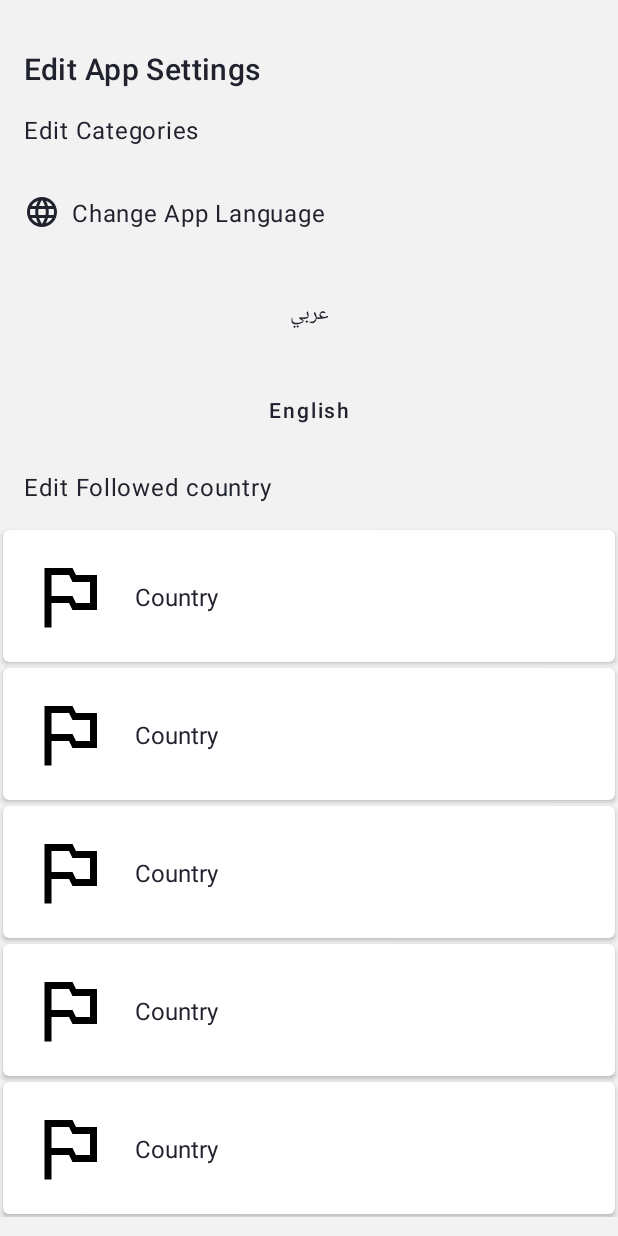
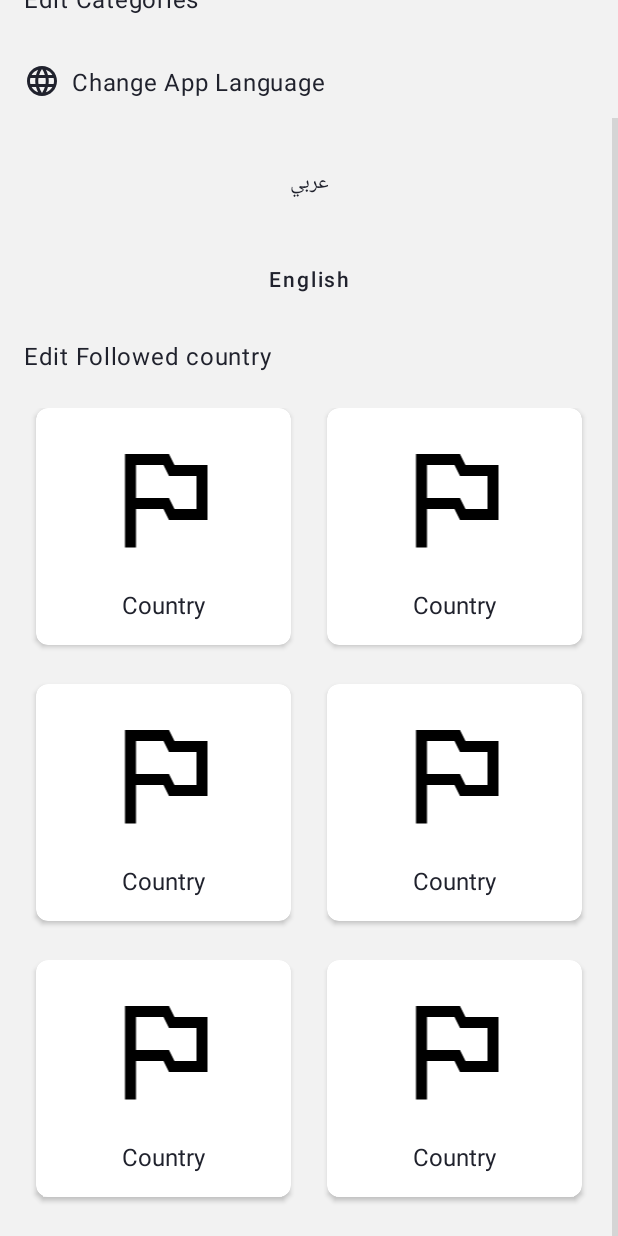
Before and after one commit to i-magdy/News-App, an Android app: the layout screen_settings.xml on its own in the app's theme, with its tools: preview values and no code run, on a phone screen of 412 x 824 dp. Run offline under Robolectric (Android 15) with nearby library versions, the phone set to English and light mode, and no system bars.

Commit message:
Improve countries list ui

```diff
--- a/app/build.gradle
+++ b/app/build.gradle
@@ -14,8 +14,8 @@ android {
         applicationId "com.devwarex.news"
         minSdk 23
         targetSdk 33
-        versionCode 1
-        versionName "1.0"
+        versionCode 2
+        versionName "1.0.1"
         resConfigs "en","ar"
 
         testInstrumentationRunner "androidx.test.runner.AndroidJUnitRunner"
--- a/app/src/main/java/com/devwarex/news/adapters/CountriesAdapter.kt
+++ b/app/src/main/java/com/devwarex/news/adapters/CountriesAdapter.kt
@@ -32,6 +32,7 @@ class CountriesAdapter(
             view.setOnClickListener(this)
         }
 
+        @SuppressLint("ResourceAsColor")
         fun onBind(country: Country){
             glide.load(country.flagUrl).into(image)
             val lang = if (Build.VERSION.SDK_INT >= Build.VERSION_CODES.N) {
@@ -45,7 +46,7 @@ class CountriesAdapter(
                 title.text = country.name_en
             }
             if (country.code == selectedCode){
-                card.strokeWidth = 2
+                card.strokeWidth = 3
             }else{
                 card.strokeWidth = 0
             }
--- a/app/src/main/java/com/devwarex/news/ui/home/settings/SettingsScreen.kt
+++ b/app/src/main/java/com/devwarex/news/ui/home/settings/SettingsScreen.kt
@@ -9,7 +9,7 @@ import androidx.fragment.app.viewModels
 import androidx.lifecycle.Lifecycle
 import androidx.lifecycle.lifecycleScope
 import androidx.lifecycle.repeatOnLifecycle
-import androidx.recyclerview.widget.LinearLayoutManager
+import androidx.recyclerview.widget.GridLayoutManager
 import androidx.recyclerview.widget.RecyclerView
 import com.devwarex.news.R
 import com.devwarex.news.adapters.CountriesAdapter
@@ -42,7 +42,7 @@ class SettingsScreen : Fragment(
         })
         view.findViewById<RecyclerView>(R.id.countries_rv).apply {
             this.adapter = adapter
-            layoutManager = LinearLayoutManager(context)
+            layoutManager = GridLayoutManager(context,2)
         }
         val arabicButton = view.findViewById<MaterialButton>(R.id.arabic_button)
         val englishButton = view.findViewById<MaterialButton>(R.id.english_button)
--- a/app/src/main/res/layout/country_list_item.xml
+++ b/app/src/main/res/layout/country_list_item.xml
@@ -6,9 +6,12 @@
     xmlns:tools="http://schemas.android.com/tools"
     android:backgroundTint="?attr/colorSurface"
     app:strokeWidth="0dp"
+    app:cardCornerRadius="8dp"
+    android:layout_marginStart="12dp"
+    android:layout_marginEnd="12dp"
+    android:layout_marginBottom="26dp"
     android:id="@+id/country_list_item_card"
     app:strokeColor="?attr/colorSecondary"
-    android:layout_margin="2dp"
     app:cardElevation="2dp">
     <androidx.constraintlayout.widget.ConstraintLayout
         android:layout_width="match_parent"
@@ -16,26 +19,28 @@
 
         <ImageView
             android:id="@+id/country_flag_iv"
-            android:layout_width="56dp"
-            android:layout_height="56dp"
+            android:layout_width="0dp"
+            android:layout_height="88dp"
             android:layout_margin="16dp"
             android:src="@drawable/ic_flag"
+            app:layout_constraintVertical_bias="0"
             app:layout_constraintBottom_toBottomOf="parent"
+            app:layout_constraintEnd_toEndOf="parent"
             app:layout_constraintStart_toStartOf="parent"
             app:layout_constraintTop_toTopOf="parent" />
 
         <TextView
             android:id="@+id/country_name_list_item"
             android:layout_width="0dp"
+            android:layout_height="wrap_content"
             android:layout_margin="16dp"
-            android:textAlignment="viewStart"
+            android:textAlignment="center"
             android:textAppearance="?attr/textAppearanceListItem"
-            android:layout_height="wrap_content"
-            tools:text="Country"
-            app:layout_constraintBottom_toBottomOf="@+id/country_flag_iv"
-            app:layout_constraintEnd_toEndOf="parent"
-            app:layout_constraintStart_toEndOf="@+id/country_flag_iv"
-            app:layout_constraintTop_toTopOf="@+id/country_flag_iv" />
+            app:layout_constraintBottom_toBottomOf="parent"
+            app:layout_constraintEnd_toEndOf="@+id/country_flag_iv"
+            app:layout_constraintStart_toStartOf="@+id/country_flag_iv"
+            app:layout_constraintTop_toBottomOf="@+id/country_flag_iv"
+            tools:text="Country" />
 
     </androidx.constraintlayout.widget.ConstraintLayout>
 </com.google.android.material.card.MaterialCardView>
--- a/app/src/main/res/layout/screen_settings.xml
+++ b/app/src/main/res/layout/screen_settings.xml
@@ -76,8 +76,12 @@
         app:layout_constraintEnd_toEndOf="parent"
         app:layout_constraintStart_toStartOf="parent"
         app:layout_constraintTop_toBottomOf="@+id/settings_country_title"
-        tools:itemCount="5"
-        android:layout_marginTop="16dp"
+        tools:itemCount="16"
+        app:spanCount="2"
+        app:layoutManager="androidx.recyclerview.widget.GridLayoutManager"
+        android:layout_marginStart="12dp"
+        android:layout_marginTop="24dp"
+        android:layout_marginEnd="12dp"
         tools:listitem="@layout/country_list_item" />
 
     <ImageView
```
Also changed, not shown: app/src/main/java/com/devwarex/news/ui/onBoarding/country/CountryScreen.kt (+5 -4 lines), app/src/main/res/layout/screen_country.xml (+5 -2 lines).
